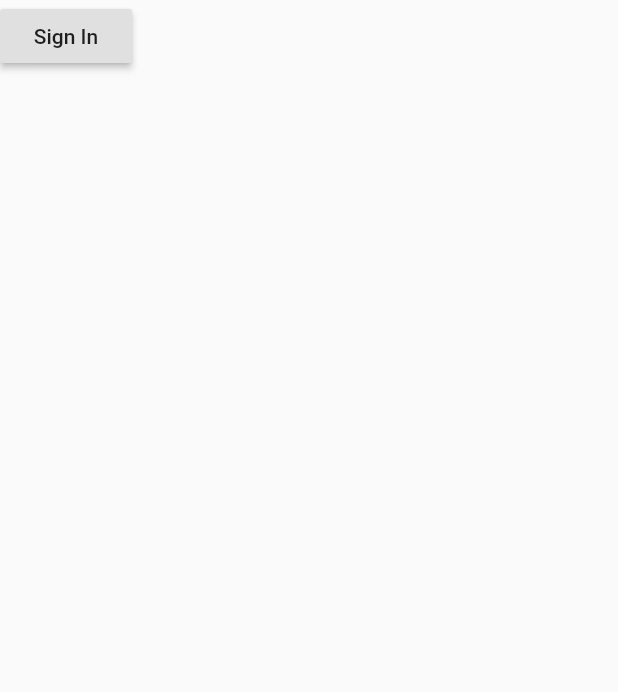
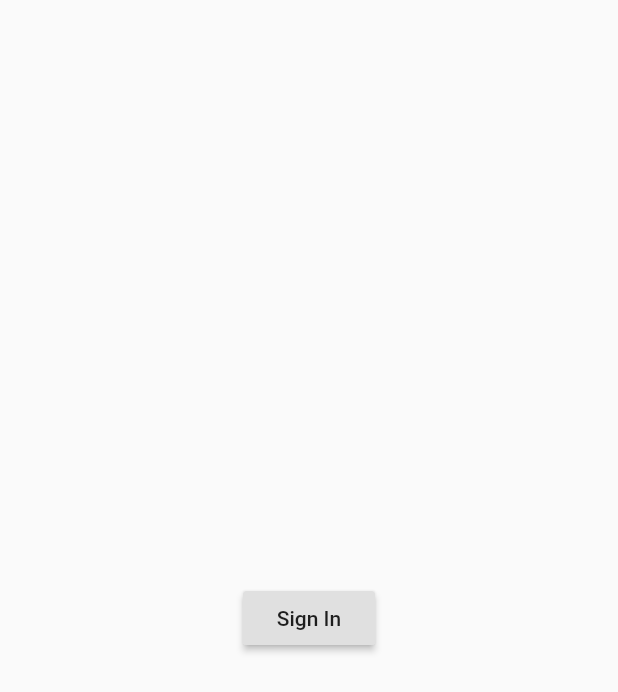
Before and after one commit to apomalyn/didactic-potato-UI, a Flutter app: the screen it shows after launch, on a phone screen of 412 x 824 dp. Shown: the top 692 px of the screen. Run offline on Flutter 3.47's test engine with Material 2 defaults, Android fonts, the light colour scheme and no system bars.

```diff
--- a/lib/ui/router.dart
+++ b/lib/ui/router.dart
@@ -15,14 +15,17 @@ class Router {
       case RouterPaths.HOME:
         return MaterialPageRoute(
             builder: (_) => Scaffold(
-                  body: Column(
+                  body: Center(
+                      child: Column(
+                    mainAxisAlignment: MainAxisAlignment.center,
                     children: <Widget>[
                       RaisedButton(
                         child: Text("Sign In"),
-                        onPressed: () => Navigator.pushReplacementNamed(_, RouterPaths.SIGN_IN),
+                        onPressed: () => Navigator.pushReplacementNamed(
+                            _, RouterPaths.SIGN_IN),
                       )
                     ],
-                  ),
+                  )),
                 ));
       case RouterPaths.SIGN_IN:
         return MaterialPageRoute(builder: (_) => SignInView());
```
